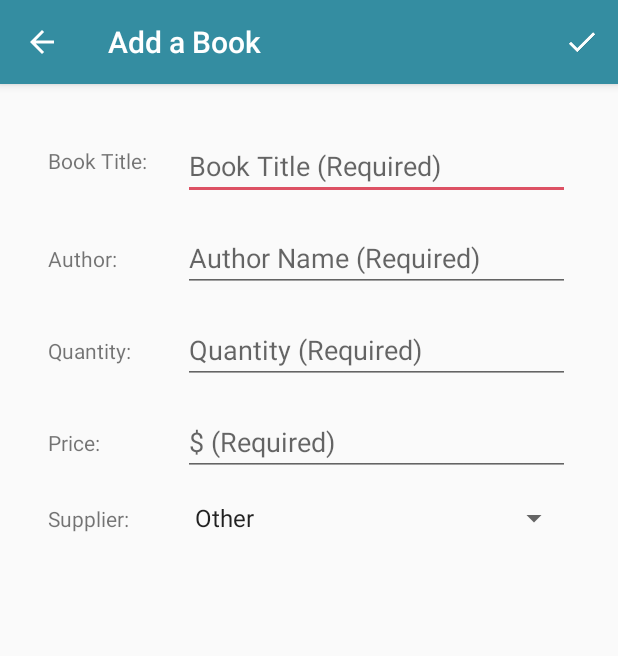
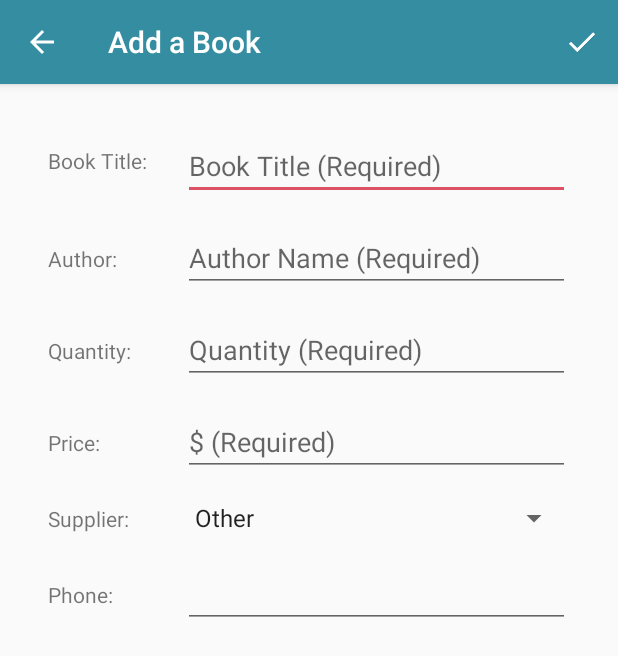
Before and after one commit to kangarruu/Libratory, an Android app: the EditorActivity screen opened directly, with no data from a screen before it, on a phone screen of 412 x 824 dp. Shown: the top 656 px of the screen. Run offline under Robolectric (Android 15) with nearby library versions, the phone set to English and light mode, and no system bars.

Commit message:
Added supplier phone field and validation

```diff
--- a/app/src/main/java/com/example/android/libratory/DetailActivity.java
+++ b/app/src/main/java/com/example/android/libratory/DetailActivity.java
@@ -99,7 +99,10 @@ public class DetailActivity extends AppCompatActivity implements
             @Override
             public void onClick(View v) {
                 Intent intent = new Intent(Intent.ACTION_DIAL, Uri.fromParts("tel", displaySupplierPhone, null));
-                startActivity(intent);
+                if(intent.resolveActivity(getPackageManager()) != null){
+                    startActivity(intent);
+                }
+
             }
 
 
--- a/app/src/main/java/com/example/android/libratory/EditorActivity.java
+++ b/app/src/main/java/com/example/android/libratory/EditorActivity.java
@@ -42,14 +42,15 @@ public class EditorActivity extends AppCompatActivity implements android.support
     private EditText mPrice;
     private EditText mQuantity;
     private Spinner mSupplier;
+    private EditText mSupplierPhone;
 
     //Variables for saving user input
     private String titleString;
     private String authorString;
     private String priceString;
     private String quantityString;
-
-    private String supplierPhone;
+    private int supplierInt;
+    private String supplierPhoneString;
 
     double priceInt = 0;
     int quantityInt = 0;
@@ -64,6 +65,15 @@ public class EditorActivity extends AppCompatActivity implements android.support
         @Override
         public boolean onTouch(View v, MotionEvent event) {
             mBookEntryChanged = true;
+            return false;
+        }
+    };
+
+    private boolean mSupplierPhoneChanged = false;
+    private View.OnTouchListener mPhoneChangeListener = new View.OnTouchListener() {
+        @Override
+        public boolean onTouch(View v, MotionEvent event) {
+            mSupplierPhoneChanged = true;
             return false;
         }
     };
@@ -93,6 +103,8 @@ public class EditorActivity extends AppCompatActivity implements android.support
         mPrice = (EditText) findViewById(R.id.price_edit_view);
         mQuantity = (EditText) findViewById(R.id.quantity_edit_view);
         mSupplier = (Spinner) findViewById(R.id.supplier_spinner);
+        mSupplierPhone = (EditText) findViewById(R.id.supplier_phone_edit_view);
+
 
         //Set onTouchListener on each view to see if user clicked/began editing
         mBookTitle.setOnTouchListener(mTouchListener);
@@ -100,6 +112,8 @@ public class EditorActivity extends AppCompatActivity implements android.support
         mPrice.setOnTouchListener(mTouchListener);
         mQuantity.setOnTouchListener(mTouchListener);
         mSupplier.setOnTouchListener(mTouchListener);
+        mSupplierPhone.setOnTouchListener(mTouchListener);
+        mSupplierPhone.setOnTouchListener(mPhoneChangeListener);
 
         setupSpinner();
 
@@ -163,13 +177,19 @@ public class EditorActivity extends AppCompatActivity implements android.support
                 String supplierSelected = (String) parent.getItemAtPosition(position);
                 if (supplierSelected.equals(getString(R.string.supplier_ebay))) {
                     mSelectedSupplier = BookEntry.SUPPLIER_EBAY;
-                    supplierPhone = getString(R.string.ebay_phone);
+                    if (currentUri == null){
+                        mSupplierPhone.setText(R.string.ebay_phone);
+                    }
                 } else if (supplierSelected.equals(getString(R.string.supplier_amazon))) {
                     mSelectedSupplier = BookEntry.SUPPLIER_AMAZON;
-                    supplierPhone = getString(R.string.amazon_phone);
+                    if (currentUri == null){
+                        mSupplierPhone.setText(R.string.amazon_phone);
+                    }
                 } else if (supplierSelected.equals(getString(R.string.supplier_abes))) {
                     mSelectedSupplier = BookEntry.SUPPLIER_ABES_BOOKS;
-                    supplierPhone = getString(R.string.abes_phone);
+                    if (currentUri == null){
+                        mSupplierPhone.setText(R.string.abes_phone);
+                    }
                 } else {
                     mSelectedSupplier = BookEntry.SUPPLIER_ATYPICAL;
                 }
@@ -182,6 +202,7 @@ public class EditorActivity extends AppCompatActivity implements android.support
         });
     }
 
+
     //helper method for validating user data before saving to database
     private boolean isBookEntryComplete() {
 
@@ -190,6 +211,8 @@ public class EditorActivity extends AppCompatActivity implements android.support
         authorString = mBookAuthor.getText().toString().trim();
         priceString = mPrice.getText().toString().trim();
         quantityString = mQuantity.getText().toString().trim();
+        supplierPhoneString = mSupplierPhone.getText().toString().trim();
+
 
         //If EditText isn't empty, use the user's input, otherwise keep value at 0 to avoid a crash.
         if (!TextUtils.isEmpty(priceString)) {
@@ -220,6 +243,10 @@ public class EditorActivity extends AppCompatActivity implements android.support
         } else if (TextUtils.isEmpty(priceString)) {
             Toast.makeText(EditorActivity.this, R.string.editor_price_required_toast, Toast.LENGTH_SHORT).show();
             return false;
+            //validate supplier phone
+        } else if (TextUtils.isEmpty(supplierPhoneString)) {
+            Toast.makeText(EditorActivity.this, R.string.editor_supplier_phone_required_toast, Toast.LENGTH_SHORT).show();
+            return false;
         } else {
             return true;
         }
@@ -237,7 +264,10 @@ public class EditorActivity extends AppCompatActivity implements android.support
         values.put(BookEntry.COLUMN_PRICE, priceInt);
         values.put(BookEntry.COLUMN_QUANTITY, quantityInt);
         values.put(BookEntry.COLUMN_SUPPLIER, mSelectedSupplier);
-        values.put(BookEntry.COLUMN_SUPPLIER_PHONE, supplierPhone);
+        if (mSupplierPhoneChanged){
+            supplierPhoneString = mSupplierPhone.getText().toString().trim();
+        }
+        values.put(BookEntry.COLUMN_SUPPLIER_PHONE, supplierPhoneString);
 
 
         if (currentUri == null) {
@@ -365,7 +395,8 @@ public class EditorActivity extends AppCompatActivity implements android.support
                 BookEntry.COLUMN_BOOK_AUTHOR,
                 BookEntry.COLUMN_PRICE,
                 BookEntry.COLUMN_QUANTITY,
-                BookEntry.COLUMN_SUPPLIER
+                BookEntry.COLUMN_SUPPLIER,
+                BookEntry.COLUMN_SUPPLIER_PHONE
         };
 
         return new CursorLoader(this, currentUri, projection, null, null, null);
@@ -386,12 +417,14 @@ public class EditorActivity extends AppCompatActivity implements android.support
             double editPrice = cursor.getDouble(cursor.getColumnIndex(BookEntry.COLUMN_PRICE));
             int editQuantity = cursor.getInt(cursor.getColumnIndex(BookEntry.COLUMN_QUANTITY));
             int editSupplier = cursor.getInt(cursor.getColumnIndex(BookEntry.COLUMN_SUPPLIER));
+            String supplierPhoneString = cursor.getString(cursor.getColumnIndex(BookEntry.COLUMN_SUPPLIER_PHONE));
 
             //Set values on the editorActivity EditViews
             mBookTitle.setText(editTitle);
             mBookAuthor.setText(editAuthor);
             mPrice.setText((String.valueOf(editPrice)));
             mQuantity.setText(String.valueOf(editQuantity));
+            mSupplierPhone.setText(supplierPhoneString);
 
             switch (editSupplier) {
                 case BookEntry.SUPPLIER_EBAY:
@@ -418,6 +451,7 @@ public class EditorActivity extends AppCompatActivity implements android.support
         mPrice.getText().clear();
         mQuantity.getText().clear();
         mSupplier.setSelection(0);
+        mSupplierPhone.getText().clear();
     }
 
 
--- a/app/src/main/res/layout/activity_editor.xml
+++ b/app/src/main/res/layout/activity_editor.xml
@@ -116,6 +116,27 @@
             app:layout_constraintStart_toStartOf="@+id/price_view"
             app:layout_constraintTop_toTopOf="@+id/supplier_spinner" />
 
+        <TextView
+            android:id="@+id/supplier_phone_view"
+            android:layout_width="wrap_content"
+            android:layout_height="wrap_content"
+            android:text="@string/phone"
+            app:layout_constraintBottom_toBottomOf="@+id/supplier_phone_edit_view"
+            app:layout_constraintStart_toStartOf="@+id/supplier_view"
+            app:layout_constraintTop_toTopOf="@+id/supplier_phone_edit_view" />
+
+        <EditText
+            android:id="@+id/supplier_phone_edit_view"
+            android:layout_width="0dp"
+            android:layout_height="wrap_content"
+            android:layout_marginTop="16dp"
+            android:layout_marginEnd="16dp"
+            android:ems="10"
+            android:inputType="phone"
+            app:layout_constraintEnd_toEndOf="parent"
+            app:layout_constraintStart_toStartOf="@+id/supplier_spinner"
+            app:layout_constraintTop_toBottomOf="@+id/supplier_spinner" />
+
         <Spinner
             android:id="@+id/supplier_spinner"
             android:layout_width="0dp"
@@ -125,6 +146,7 @@
             android:entries="@array/supplier_array"
             android:spinnerMode="dropdown"
             app:layout_constraintEnd_toEndOf="parent"
+            app:layout_constraintStart_toEndOf="@+id/supplier_view"
             app:layout_constraintStart_toStartOf="@+id/price_edit_view"
             app:layout_constraintTop_toBottomOf="@+id/price_edit_view" />
     </android.support.constraint.ConstraintLayout>
--- a/app/src/main/res/values/strings.xml
+++ b/app/src/main/res/values/strings.xml
@@ -54,6 +54,8 @@
     <string name="editor_author_required_toast">Please enter an author</string>
     <string name="editor_price_required_toast">Please enter book price</string>
     <string name="editor_quantity_required_toast">Please enter quantity</string>
+    <string name="editor_supplier_phone_required_toast">Please supplier phone number</string>
+
 
     <!--Dialog messages for unsaved changes-->
     <string name="unsaved_changes_dialog_msg">Discard your changes and quit editing?</string>
```
Also changed, not shown: app/src/main/java/com/example/android/libratory/data/BookProvider.java (+11 -0 lines).
